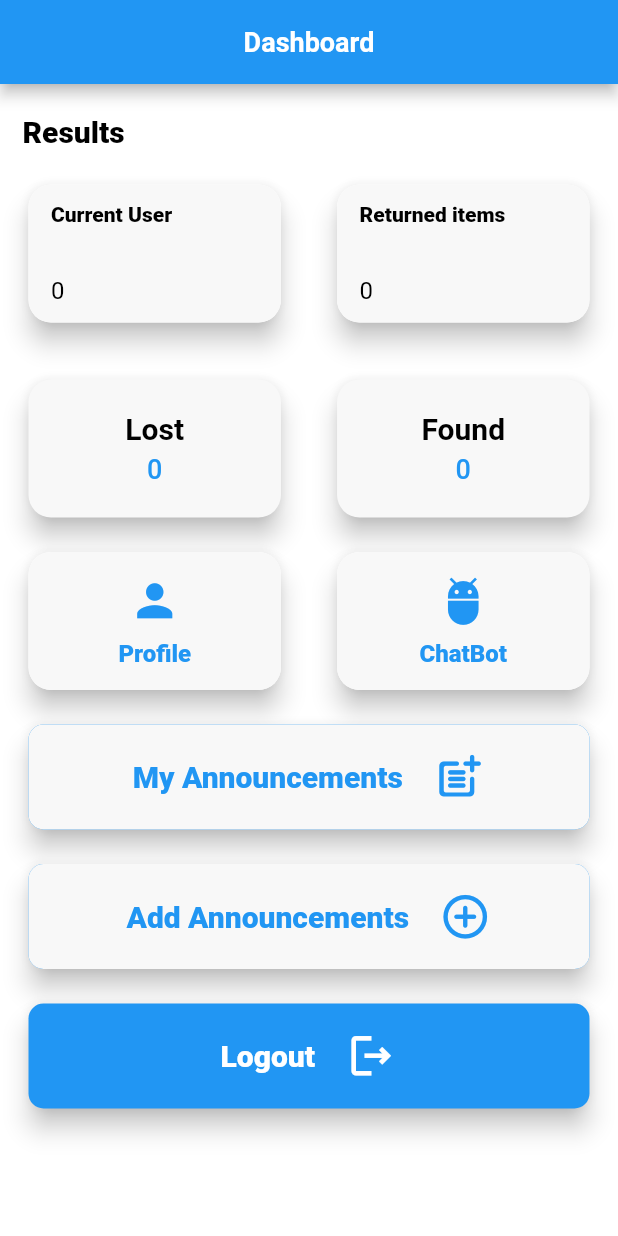
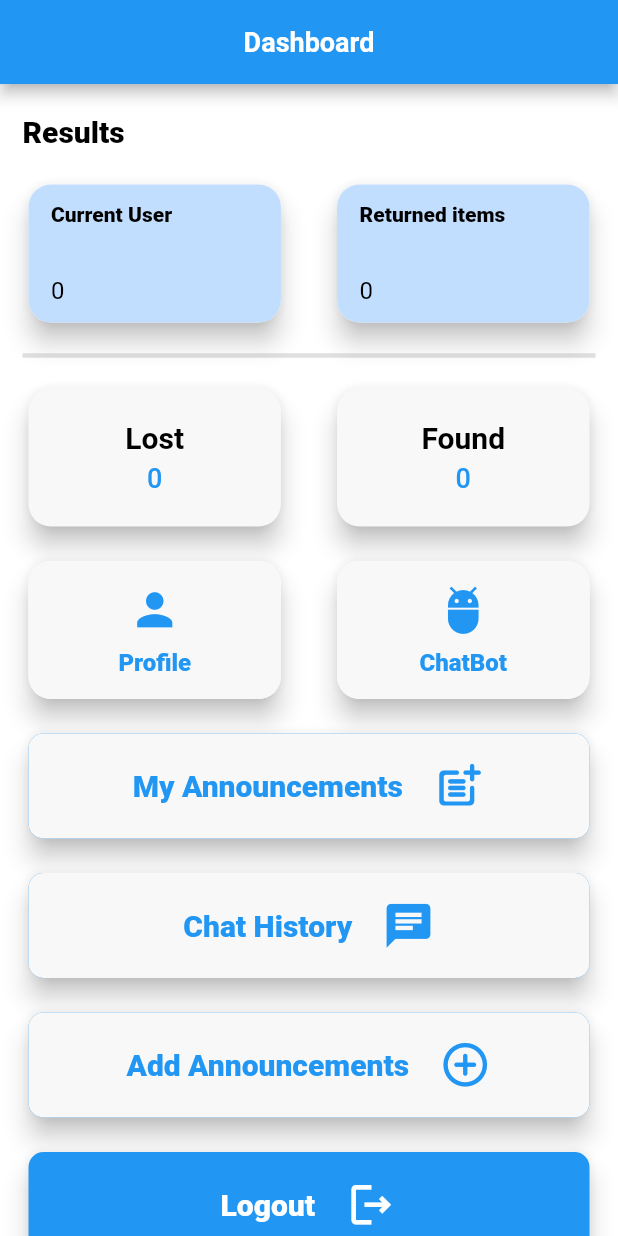
Before and after one commit to Faiiot/2022-GP1-5, a Flutter app: the screen it shows once a user with an empty profile is signed in, on a phone screen of 412 x 824 dp. Run offline on Flutter 3.47's test engine with Material 2 defaults, Android fonts, the phone set to English and light mode, and no system bars; our stand-ins replace cloud_firestore, email_validator, firebase_auth, firebase_core, firebase_storage, fluttertoast and 1 more; missing offline and left inert: password_field_validator; accounts and stored records are empty.

Commit message:
push chat files and updates in related files

```diff
--- a/FindlyApp/lib/screens/lost_items_screen.dart
+++ b/FindlyApp/lib/screens/lost_items_screen.dart
@@ -187,11 +187,7 @@ class _LostItemsScreenState extends State<LostItemsScreen> {
           ),
         ),
         actions: [
-          // IconButton(
-          //   icon: Icon(Icons.search_rounded),
-          //   onPressed: (){
-          //     showSearch(context: context, delegate: FindlySearchDelegate());
-          //   },),
+
           IconButton(
             icon: const Icon(Icons.filter_alt_rounded),
             onPressed: () {
--- a/FindlyApp/lib/screens/registration_screen.dart
+++ b/FindlyApp/lib/screens/registration_screen.dart
@@ -81,9 +81,9 @@ class _RegistrationScreenState extends State<RegistrationScreen> {
         if (!validId) {
           GlobalMethods.showErrorDialog(
             context: context,
-            error: "This ID does not exist in our database.",
+            error: "This ID does not exist in KSU database.",
           );
-        } else {
+        } else {//we must check the users collection has the ID already (user has account already)
           await _auth.createUserWithEmailAndPassword(
             email: _emailTextController.text.toLowerCase().trim(),
             password: _passwordlTextController.text.trim(),
@@ -99,6 +99,7 @@ class _RegistrationScreenState extends State<RegistrationScreen> {
             'phoneNo': _phonNoController.text,
             'createdAt': Timestamp.now(),
             'userAnnouncement': <String>[],
+            'chatWith': <String>[],//other users that the current user has chat history with
           });
           // Navigator.canPop(context)?Navigator.pop(context):null;
           if (!mounted) return;
--- a/FindlyApp/lib/screens/user_dashboard_screen.dart
+++ b/FindlyApp/lib/screens/user_dashboard_screen.dart
@@ -4,6 +4,7 @@ import 'package:findly_app/screens/add_announcement.dart';
 import 'package:findly_app/screens/chatbot.dart';
 import 'package:findly_app/screens/found_items_screen.dart';
 import 'package:findly_app/screens/lost_items_screen.dart';
+import 'package:findly_app/screens/private_chat/user_chat_history_screen.dart';
 import 'package:findly_app/screens/user_announcements_screen.dart';
 import 'package:findly_app/screens/user_profile_page.dart';
 import 'package:findly_app/user_state.dart';
@@ -17,7 +18,7 @@ class UserDashboardScreen extends StatefulWidget {
   const UserDashboardScreen({
     super.key,
     required this.userID,
-  });//test github---------------------------------------------------
+  });
 
   @override
   State<UserDashboardScreen> createState() => _UserDashboardScreenState();
@@ -55,8 +56,7 @@ class _UserDashboardScreenState extends State<UserDashboardScreen> {
       setState(() {
         firstName = userDoc.get('firstName');
       });
-      // User? user = _auth.currentUser;
-      // String uid = user!.uid;
+
     } catch (error) {
       debugPrint(error.toString());
     } finally {
@@ -159,7 +159,7 @@ class _UserDashboardScreenState extends State<UserDashboardScreen> {
                             elevation: 7,
                             child: Container(
                               decoration: BoxDecoration(
-                                color: const Color(0xfff8f8f8),
+                                color: const Color(0xffc2deff),
                                 borderRadius: BorderRadius.circular(15),
                               ),
                               child: Padding(
@@ -204,7 +204,8 @@ class _UserDashboardScreenState extends State<UserDashboardScreen> {
                             elevation: 7,
                             child: Container(
                               decoration: BoxDecoration(
-                                  borderRadius: BorderRadius.circular(15), color: const Color(0xfff8f8f8)),
+                                  borderRadius: BorderRadius.circular(15), color: const Color(
+                                  0xffc2deff)),
                               child: Padding(
                                 padding: const EdgeInsets.symmetric(horizontal: 15, vertical: 12),
                                 child: Column(
@@ -215,11 +216,17 @@ class _UserDashboardScreenState extends State<UserDashboardScreen> {
                                       style: TextStyle(color: Colors.black, fontWeight: FontWeight.w900, fontSize: 14),
                                     ),
                                     const Spacer(),
-                                    Text(
-                                      returnedItems.toString(),
-                                      style: const TextStyle(
-                                          color: Colors.black, fontWeight: FontWeight.w400, fontSize: 16),
-                                    ),
+                                    Row(
+                                      children: [
+                                        Text(
+                                          returnedItems.toString(),
+                                          style: const TextStyle(
+                                              color: Colors.black, fontWeight: FontWeight.w400, fontSize: 16),
+                                        ),
+                                        // SizedBox(width: 50,),
+                                        // Icon(Icons.assignment_returned_outlined,size: 30,color: Colors.blue,),
+                                      ],
+                                    )
                                   ],
                                 ),
                               ),
@@ -231,7 +238,11 @@ class _UserDashboardScreenState extends State<UserDashboardScreen> {
                   ],
                 ),
                 const SizedBox(
-                  height: 30,
+                  height: 10,
+                ),
+                Divider(thickness: 3,),
+                const SizedBox(
+                  height: 10,
                 ),
                 Row(
                   children: [
@@ -497,6 +508,53 @@ class _UserDashboardScreenState extends State<UserDashboardScreen> {
                     ),
                   ),
                 ),
+                const SizedBox(height: 15,),
+                InkWell(
+                  onTap: () {
+                    Navigator.push(
+                      context,
+                      MaterialPageRoute(
+                        builder: (context) => UserChatHistoryScreen(
+                          userID: widget.userID,
+                        ),
+                      ),
+                    );
+                  },
+                  child: Card(
+                    elevation: 7,
+                    color: Colors.blue,
+                    shape: RoundedRectangleBorder(borderRadius: BorderRadius.circular(10)),
+                    child: Container(
+                      height: 70,
+                      width: double.infinity,
+                      decoration: BoxDecoration(
+                        color: const Color(0xfff8f8f8),
+                        borderRadius: BorderRadius.circular(10),
+                      ),
+                      child: Row(
+                        mainAxisAlignment: MainAxisAlignment.center,
+                        children: const [
+                          Text(
+                            'Chat History',
+                            style: TextStyle(
+                              color: Colors.blue,
+                              fontSize: 20,
+                              fontWeight: FontWeight.w900,
+                            ),
+                          ),
+                          SizedBox(
+                            width: 20,
+                          ),
+                          Icon(
+                            Icons.chat,
+                            size: 35,
+                            color: Colors.blue,
+                          ),
+                        ],
+                      ),
+                    ),
+                  ),
+                ),
                 const SizedBox(
                   height: 15,
                 ),
--- a/FindlyApp/pubspec.yaml
+++ b/FindlyApp/pubspec.yaml
@@ -48,6 +48,8 @@ dependencies:
   password_field_validator: ^0.0.1
   font_awesome_flutter: ^10.3.0
   slidable_button: ^2.0.0+1
+  shared_preferences: ^2.0.17
+  intl: ^0.18.0
 
 
 
```
Also changed, not shown: FindlyApp/lib/screens/announcement_detail_screen.dart (+55 -4 lines), FindlyApp/lib/screens/private_chat/chatMethods.dart (added, +66 -0 lines), FindlyApp/lib/screens/private_chat/chat_bubble.dart (added, +43 -0 lines), FindlyApp/lib/screens/private_chat/private_chat_screen.dart (added, +176 -0 lines), FindlyApp/lib/screens/private_chat/user_chat_history_screen.dart (added, +115 -0 lines), FindlyApp/assets/send_message.png (added), FindlyApp/pubspec.lock.
